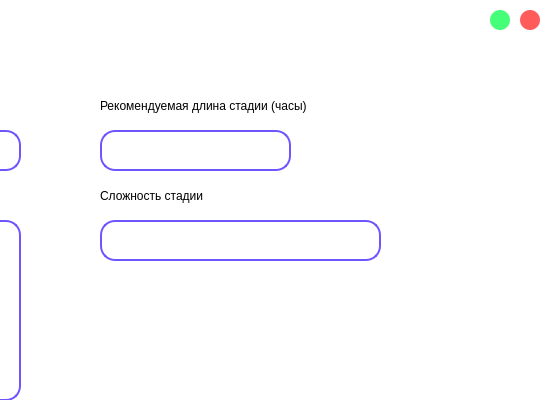
Old version of the form project/add_stage.ui in the repository AssasinNik/meow; both pictures show x 370 to 921 and y 0 to 400 of the 921 by 511 pixel window.
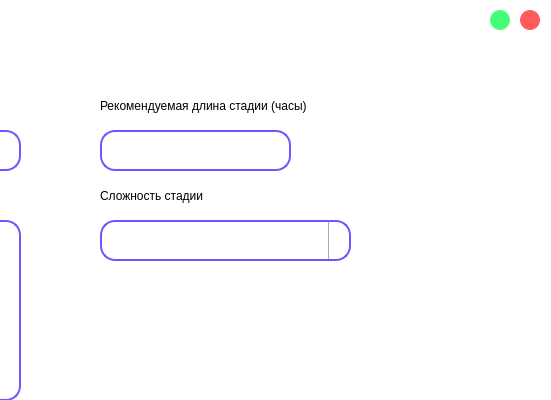
New version of the form. Icons and pictures are not drawn.

Patch:
```diff
--- a/project/add_stage.ui
+++ b/project/add_stage.ui
@@ -176,24 +176,6 @@
     <string>Добавить стадию</string>
    </property>
   </widget>
-  <widget class="QLineEdit" name="lineEdit_3">
-   <property name="geometry">
-    <rect>
-     <x>30</x>
-     <y>220</y>
-     <width>361</width>
-     <height>181</height>
-    </rect>
-   </property>
-   <property name="styleSheet">
-    <string notr="true">border-radius: 15px; 
-font: 14pt &quot;Karla&quot;;
-padding-left: 10px;
-padding-right:10px;
-border: 2px solid #6D55FF;
-</string>
-   </property>
-  </widget>
   <widget class="QLabel" name="label_3">
    <property name="geometry">
     <rect>
@@ -266,13 +248,52 @@
     <string>Сложность стадии</string>
    </property>
   </widget>
-  <widget class="QLineEdit" name="lineEdit_5">
+  <widget class="QComboBox" name="comboBox">
    <property name="geometry">
     <rect>
      <x>470</x>
      <y>220</y>
-     <width>281</width>
+     <width>251</width>
      <height>41</height>
+    </rect>
+   </property>
+   <property name="styleSheet">
+    <string notr="true">QComboBox{
+	border-radius: 15px; 
+	font: 14pt &quot;Karla&quot;;
+	padding-left: 10px;
+	padding-right:10px;
+	border: 2px solid #6D55FF;
+}
+QComboBox::drop-down {
+        subcontrol-origin: padding;
+        subcontrol-position: top right;
+        width: 20px;
+        border-left-width: 1px;
+        border-left-color: darkgray;
+        border-left-style: solid;
+        border-top-right-radius: 3px;
+         border-bottom-right-radius: 3px;
+}
+QComboBox::down-arrow {
+        image: url(:/new/prefix1/combobox.png);
+		width:20px;
+		height:20px;
+}
+QComboBox QAbstractItemView {
+    border: 2px solid #6D55FF;
+    color: #6D55FF;
+    background-color: white; 
+}</string>
+   </property>
+  </widget>
+  <widget class="QTextEdit" name="textEdit">
+   <property name="geometry">
+    <rect>
+     <x>30</x>
+     <y>220</y>
+     <width>361</width>
+     <height>181</height>
     </rect>
    </property>
    <property name="styleSheet">
```
